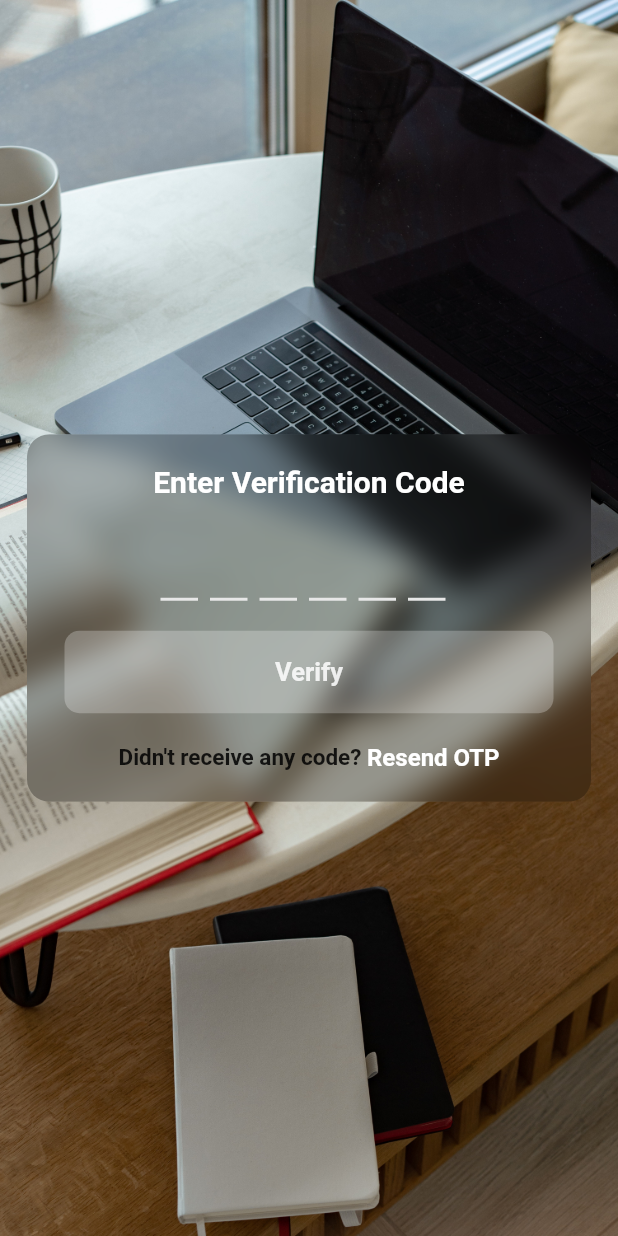
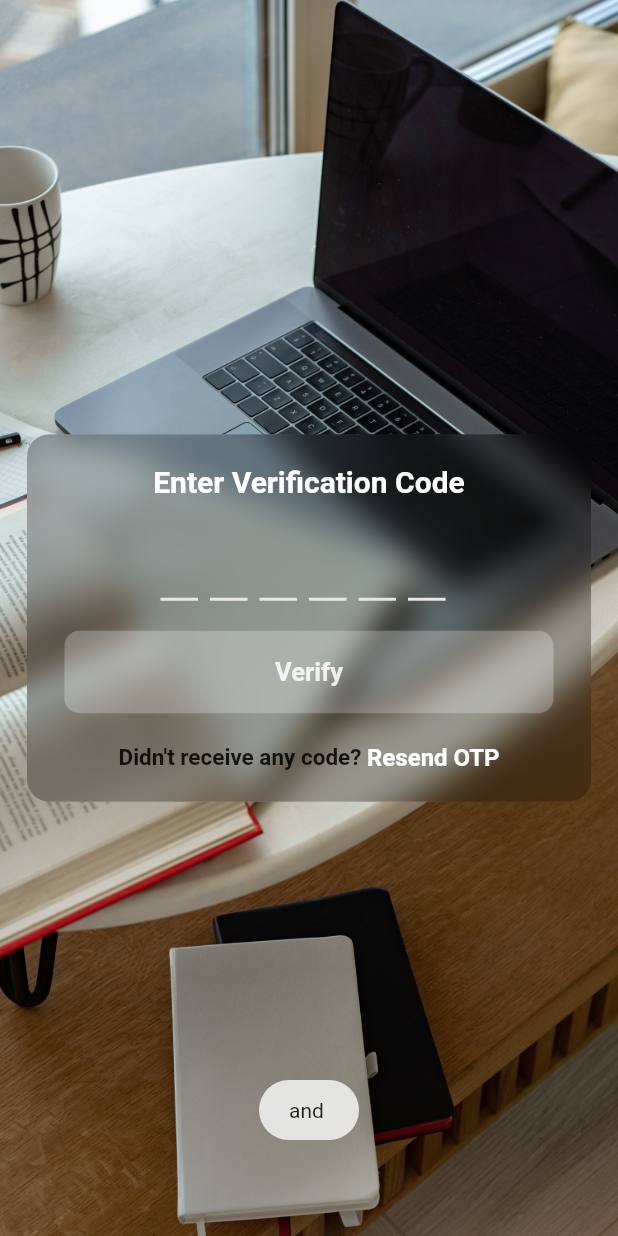
Before and after one commit to AtharvaSankhe/Todo-App, a Flutter app: the OTP screen opened directly, after a tap on "Verify", on a phone screen of 412 x 824 dp. Run offline on Flutter 3.47's test engine with Material 2 defaults, Android fonts, the phone set to English and light mode, and no system bars; drawn by our look-alikes of flutter_otp_text_field; our stand-ins replace cloud_firestore, firebase_auth, firebase_core, flutter_slidable, fluttertoast, get and 4 more; missing offline and left inert: firebase_auth_platform_interface; accounts and stored records are empty; network calls fail.

Commit message:
LoggedIn_Remembering

```diff
--- a/lib/screens/verification/otp.dart
+++ b/lib/screens/verification/otp.dart
@@ -2,6 +2,7 @@ import 'dart:ui';
 
 import 'package:flutter/material.dart';
 import 'package:flutter_otp_text_field/flutter_otp_text_field.dart';
+import 'package:fluttertoast/fluttertoast.dart';
 import 'package:hive/hive.dart';
 import 'package:todo/firebase/emailauth.dart';
 
@@ -17,7 +18,7 @@ class _OTPState extends State<OTP> {
   Widget build(BuildContext context) {
     double height = MediaQuery.of(context).size.height;
     double width = MediaQuery.of(context).size.width;
-    var otp;
+    var otp='';
     return Scaffold(
       body: Container(
         height: height,
@@ -64,15 +65,26 @@ class _OTPState extends State<OTP> {
                       focusedBorderColor: Colors.black,
                       borderColor: Colors.white,
                       disabledBorderColor: Colors.white,
+                      // onCodeChanged: (code){
+                      //   otp = otp+code ;
+                      //   print(otp);
+                      //   print(code);
+                      // },
                       onSubmit: (code){
                         otp = code ;
+                        print(code);
+                        print('hello $otp ======');
                         Auth().verifyOTP(otp);
+                        Fluttertoast.showToast(msg: '$code and $otp');
                       },
                     ),
                     const SizedBox(height: 20,),
                     InkWell(
                       onTap: () async {
-                        Auth().verifyOTP(otp);
+                        print('hello $otp ======verify wala part ');
+                        Fluttertoast.showToast(msg: 'and $otp');
+
+                        // Auth().verifyOTP(otp);
                       },
                       child: Container(
                         width: double.infinity,
--- a/lib/screens/verification/phone.dart
+++ b/lib/screens/verification/phone.dart
@@ -157,7 +157,7 @@ class _PhoneState extends State<Phone> {
                         ),
                         InkWell(
                           onTap: () async {
-
+                            print(phoneController.text);
                             try{
                               await Auth().phoneAuthentication(phoneController.text.trim());
                               Get.to(()=>const OTP());
--- a/pubspec.yaml
+++ b/pubspec.yaml
@@ -46,7 +46,7 @@ dependencies:
   google_sign_in: ^6.1.4
   cloud_firestore: ^4.8.3
   flutter_slidable: ^3.0.0
-  firebase_auth_platform_interface: ^6.16.1
+#  firebase_auth_platform_interface: ^6.16.1
   flutter_otp_text_field: ^1.1.1
 #  rive: ^0.11.5
 
```
Also changed, not shown: lib/firebase/emailauth.dart (+17 -5 lines), lib/screens/verification/login.dart (+5 -5 lines), lib/screens/verification/password.dart (+29 -7 lines), pubspec.lock, 3 other files.
